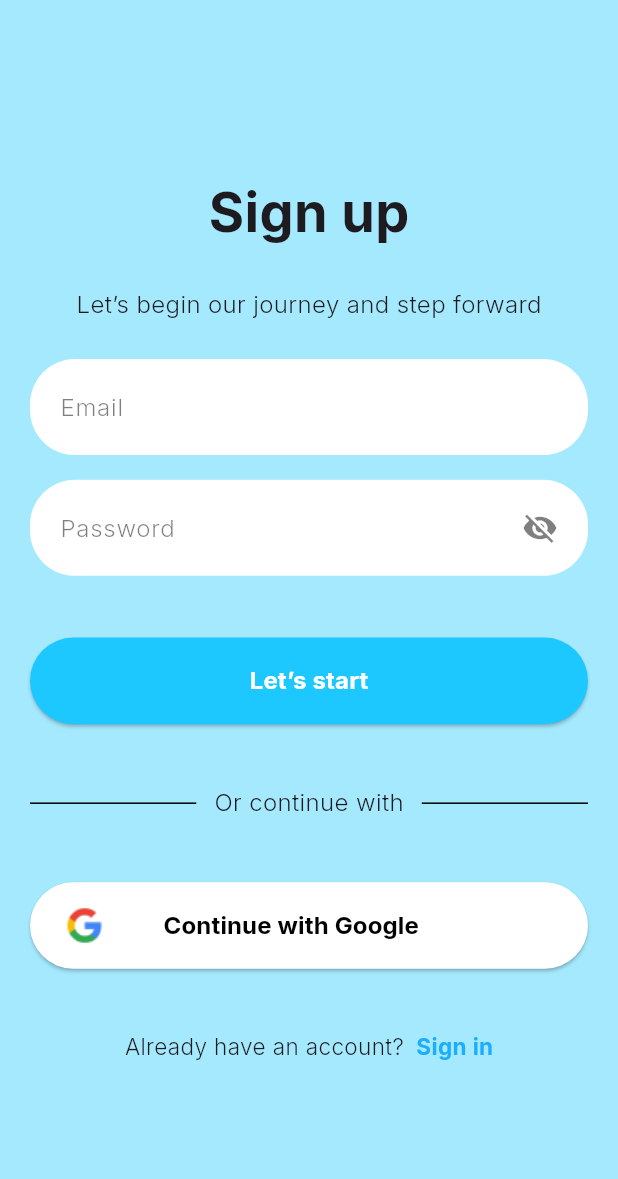
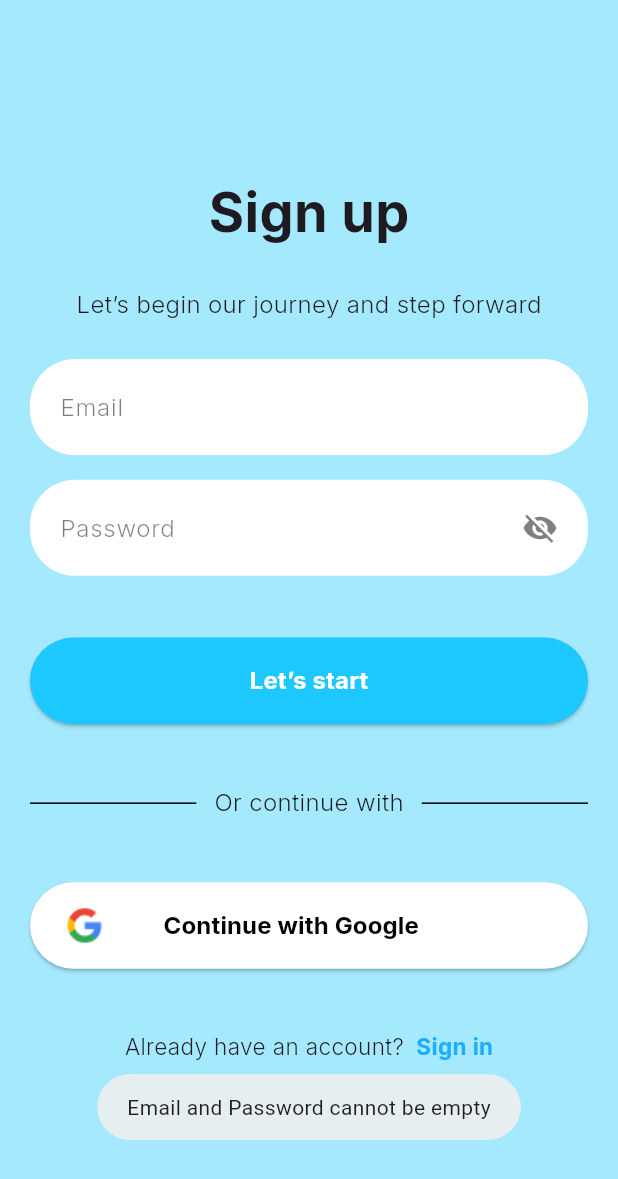
Before and after one commit to sidqiarasyid/EduFlo, a Flutter app: the SignUpPage screen opened directly, after a tap on "Let’s start", on a phone screen of 412 x 824 dp. Shown: the top 1179 px of the screen. Run offline on Flutter 3.47's test engine with Material 3 defaults, Android fonts, the phone set to English and light mode, and no system bars; our stand-ins replace flutter_svg, fluttertoast, google_fonts, sqflite; accounts and stored records are empty.

Commit message:
feat: [GA] login database

```diff
--- /dev/null
+++ b/lib/model/db/login_db.dart
@@ -0,0 +1,56 @@
+const String tableLogin = 'login_db';
+
+class LoginFields {
+  static final List<String> values = [
+    id,
+    username,
+    email,
+    password,
+  ];
+
+  static const String id = '_id';
+  static const String username = 'username';
+  static const String email = 'email';
+  static const String password = 'password';
+}
+
+class Login {
+  final int? id;
+  final String username;
+  final String email;
+  final String password;
+
+  Login({
+    this.id,
+    required this.username,
+    required this.email,
+    required this.password,
+  });
+
+  Map<String, Object?> toJson() => {
+        LoginFields.id: id,
+        LoginFields.username: username,
+        LoginFields.email: email,
+        LoginFields.password: password,
+      };
+
+  static Login fromJson(Map<String, Object?> json) => Login(
+        id: json[LoginFields.id] as int?,
+        username: json[LoginFields.username] as String,
+        email: json[LoginFields.email] as String,
+        password: json[LoginFields.password] as String,
+      );
+
+  Login copy({
+    int? id,
+    String? username,
+    String? email,
+    String? password,
+  }) =>
+      Login(
+        id: id ?? this.id,
+        username: username ?? this.username,
+        email: email ?? this.email,
+        password: password ?? this.password,
+      );
+}
--- a/lib/page/sign_up.dart
+++ b/lib/page/sign_up.dart
@@ -1,6 +1,10 @@
 import 'package:edu_flo/code_assets/assets.dart';
+import 'package:edu_flo/local/db_helper.dart';
+import 'package:edu_flo/model/db/login_db.dart';
+import 'package:edu_flo/page/schedule_list.dart';
 import 'package:edu_flo/page/sign_in.dart';
 import 'package:flutter/material.dart';
+import 'package:fluttertoast/fluttertoast.dart';
 
 class SignUpPage extends StatefulWidget {
   const SignUpPage({Key? key}) : super(key: key);
@@ -10,6 +14,10 @@ class SignUpPage extends StatefulWidget {
 }
 
 class _SignUpPageState extends State<SignUpPage> {
+  TextEditingController emailController = TextEditingController();
+  TextEditingController passController = TextEditingController();
+  bool isLoad = false;
+
   @override
   Widget build(BuildContext context) {
     return SafeArea(
@@ -17,7 +25,9 @@ class _SignUpPageState extends State<SignUpPage> {
         resizeToAvoidBottomInset: false,
         backgroundColor: const Color(0xFFA5E9FF),
         extendBodyBehindAppBar: true,
-        body: Padding(
+        body: Stack(
+          children: [
+            Padding(
               padding: const EdgeInsets.symmetric(horizontal: 20),
               child: Column(
                 mainAxisAlignment: MainAxisAlignment.center,
@@ -28,14 +38,28 @@ class _SignUpPageState extends State<SignUpPage> {
                   Text("Let’s begin our journey and step forward",
                       style: StyleText.subtitle(null)),
                   SpaceWidget.height(context, 0.03),
-              CustomWidget.formField(hintText: 'Email', isPass: false),
+                  CustomWidget.formField(
+                      hintText: 'Email',
+                      isPass: false,
+                      emailController: emailController),
                   SpaceWidget.height(context, 0.02),
-              CustomWidget.formField(hintText: 'Password', isPass: true),
+                  CustomWidget.formField(
+                      hintText: 'Password',
+                      isPass: true,
+                      passController: passController),
                   SpaceWidget.height(context, 0.05),
                   CustomWidget.primaryBtn(
                       btnGoogle: false,
                       txtDefault: 'Let’s start',
-                  onPressed: () {}),
+                      onPressed: () async {
+                        if (emailController.text.isEmpty &&
+                            passController.text.isEmpty) {
+                          Fluttertoast.showToast(
+                              msg: "Email and Password cannot be empty");
+                        } else {
+                          createAccount(context);
+                        }
+                      }),
                   SpaceWidget.height(context, 0.05),
                   Row(
                     children: [
@@ -73,7 +97,28 @@ class _SignUpPageState extends State<SignUpPage> {
                 ],
               ),
             ),
+            isLoad
+                ? Container(
+                    color: Colors.white.withOpacity(0.5),
+                    child: const Center(child: CircularProgressIndicator()),
+                  )
+                : const SizedBox.shrink()
+          ],
+        ),
       ),
     );
   }
+
+  Future createAccount(BuildContext context) async {
+    setState(() {
+      isLoad = true;
+    });
+    final account = Login(
+        username: "Anonymous",
+        email: emailController.text,
+        password: passController.text);
+    await LoginDatabase.instance.create(account);
+    await Navigator.pushReplacement(
+        context, MaterialPageRoute(builder: (context) => const SchedulePage()));
   }
+}
```
Also changed, not shown: lib/local/db_helper.dart (added, +96 -0 lines), lib/page/schedule_list.dart (+26 -3 lines), lib/page/sign_in.dart (+41 -1 lines). Lines whose indentation alone changed are shown as unchanged.
